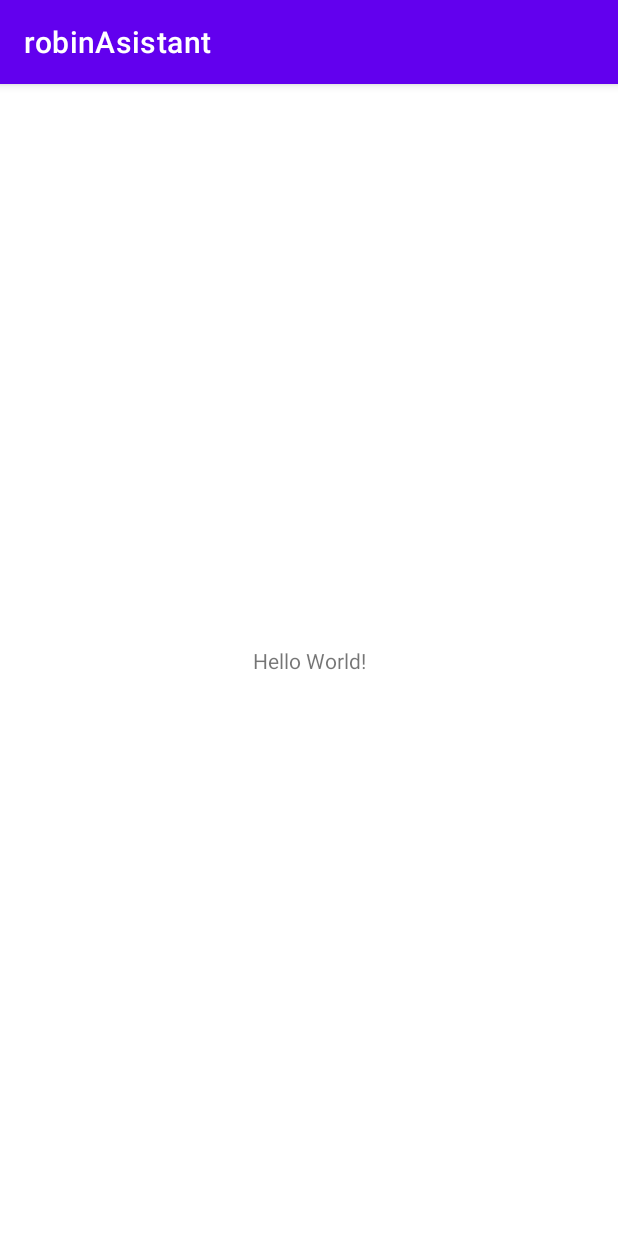
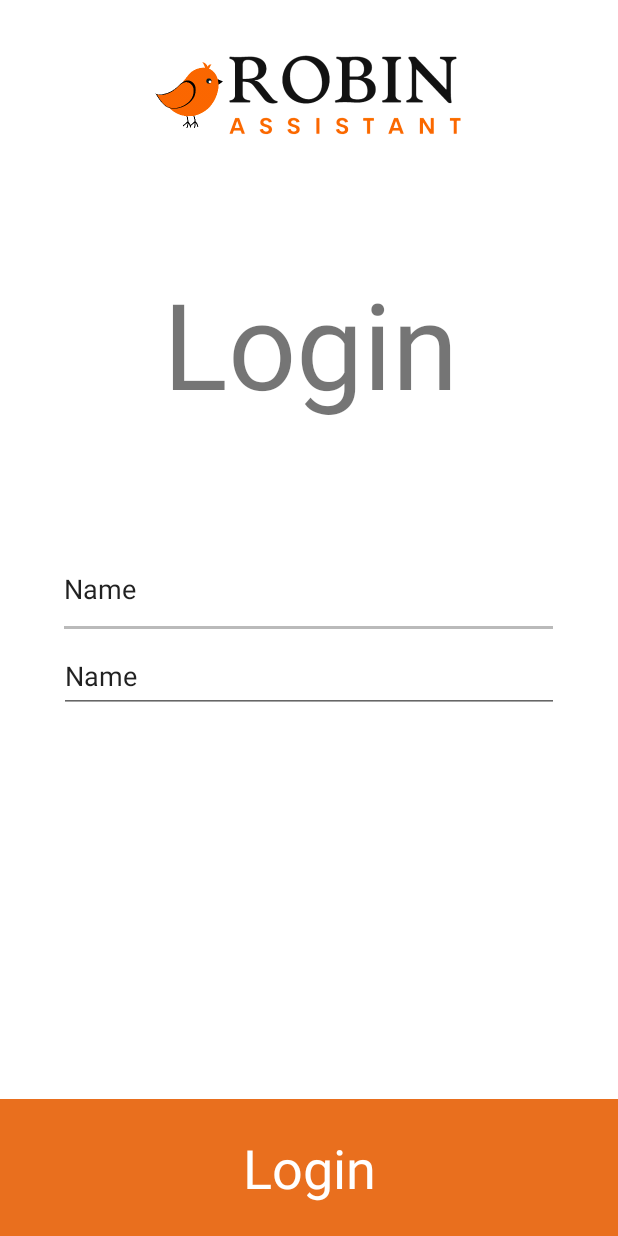
Before and after one commit to Team-A4-1/Robin-Patient-App, an Android app: the screen it shows after launch (MainActivity), on a phone screen of 412 x 824 dp. Run offline under Robolectric (Android 15) with nearby library versions, the phone set to English and light mode, and no system bars.

Commit message:
first screen

```diff
--- /dev/null
+++ b/app/src/main/res/drawable/account_box_black_18dp.xml
@@ -0,0 +1,9 @@
+<vector xmlns:android="http://schemas.android.com/apk/res/android"
+    android:width="100dp"
+    android:height="100dp"
+    android:viewportWidth="24"
+    android:viewportHeight="24">
+  <path
+      android:pathData="M3,5v14c0,1.1 0.89,2 2,2h14c1.1,0 2,-0.9 2,-2L21,5c0,-1.1 -0.9,-2 -2,-2L5,3c-1.11,0 -2,0.9 -2,2zM15,9c0,1.66 -1.34,3 -3,3s-3,-1.34 -3,-3 1.34,-3 3,-3 3,1.34 3,3zM6,17c0,-2 4,-3.1 6,-3.1s6,1.1 6,3.1v1L6,18v-1z"
+      android:fillColor="#000000"/>
+</vector>
--- /dev/null
+++ b/app/src/main/res/drawable/dashboard_black_18dp.xml
@@ -0,0 +1,9 @@
+<vector xmlns:android="http://schemas.android.com/apk/res/android"
+    android:width="100dp"
+    android:height="100dp"
+    android:viewportWidth="24"
+    android:viewportHeight="24">
+  <path
+      android:pathData="M3,13h8L11,3L3,3v10zM3,21h8v-6L3,15v6zM13,21h8L21,11h-8v10zM13,3v6h8L21,3h-8z"
+      android:fillColor="#000000"/>
+</vector>
--- /dev/null
+++ b/app/src/main/res/drawable/date_range_black_18dp.xml
@@ -0,0 +1,9 @@
+<vector xmlns:android="http://schemas.android.com/apk/res/android"
+    android:width="100dp"
+    android:height="100dp"
+    android:viewportWidth="24"
+    android:viewportHeight="24">
+  <path
+      android:pathData="M9,11L7,11v2h2v-2zM13,11h-2v2h2v-2zM17,11h-2v2h2v-2zM19,4h-1L18,2h-2v2L8,4L8,2L6,2v2L5,4c-1.11,0 -1.99,0.9 -1.99,2L3,20c0,1.1 0.89,2 2,2h14c1.1,0 2,-0.9 2,-2L21,6c0,-1.1 -0.9,-2 -2,-2zM19,20L5,20L5,9h14v11z"
+      android:fillColor="#000000"/>
+</vector>
--- a/app/src/main/res/layout/activity_main.xml
+++ b/app/src/main/res/layout/activity_main.xml
@@ -6,13 +6,87 @@
     android:layout_height="match_parent"
     tools:context=".MainActivity">
 
+    <ImageView
+        android:id="@+id/robinlogo"
+        android:layout_width="240dp"
+        android:layout_height="62dp"
+        android:layout_marginTop="32dp"
+        app:layout_constraintEnd_toEndOf="parent"
+        app:layout_constraintHorizontal_bias="0.497"
+        app:layout_constraintStart_toStartOf="parent"
+        app:layout_constraintTop_toTopOf="parent"
+        app:srcCompat="@drawable/robin_bird_nobg" />
+
     <TextView
+        android:id="@+id/Login"
         android:layout_width="wrap_content"
         android:layout_height="wrap_content"
-        android:text="Hello World!"
+        android:layout_marginTop="24dp"
+        android:fontFamily="sans-serif"
+        android:text="Login"
+        android:textSize="80sp"
+        app:layout_constraintBottom_toTopOf="@+id/constraintLayout"
+        app:layout_constraintEnd_toEndOf="parent"
+        app:layout_constraintHorizontal_bias="0.504"
+        app:layout_constraintStart_toStartOf="parent"
+        app:layout_constraintTop_toBottomOf="@+id/robinlogo"
+        app:layout_constraintVertical_bias="1.0" />
+
+    <androidx.constraintlayout.widget.ConstraintLayout
+        android:id="@+id/constraintLayout"
+        android:layout_width="wrap_content"
+        android:layout_height="wrap_content"
+        android:layout_marginTop="10dp"
+        android:layout_marginBottom="200dp"
+        app:layout_constraintBottom_toTopOf="@+id/Login2"
+        app:layout_constraintEnd_toEndOf="parent"
+        app:layout_constraintHorizontal_bias="0.493"
+        app:layout_constraintStart_toStartOf="parent"
+        app:layout_constraintTop_toBottomOf="@+id/Login">
+
+        <EditText
+            android:id="@+id/name"
+            android:layout_width="334dp"
+            android:layout_height="66dp"
+            android:ems="10"
+            android:inputType="textPersonName"
+            android:text="Name"
+            app:layout_constraintBottom_toBottomOf="parent"
+            app:layout_constraintEnd_toEndOf="parent"
+            app:layout_constraintHorizontal_bias="0.518"
+            app:layout_constraintStart_toStartOf="parent"
+            app:layout_constraintTop_toTopOf="parent"
+            app:layout_constraintVertical_bias="0.175" />
+
+        <EditText
+            android:id="@+id/password"
+            android:layout_width="333dp"
+            android:layout_height="49dp"
+            android:ems="10"
+            android:inputType="textPersonName"
+            android:text="Name"
+            app:layout_constraintBottom_toBottomOf="parent"
+            app:layout_constraintEnd_toEndOf="parent"
+            app:layout_constraintHorizontal_bias="0.505"
+            app:layout_constraintStart_toStartOf="parent"
+            app:layout_constraintTop_toBottomOf="@+id/name"
+            app:layout_constraintVertical_bias="0.0" />
+
+    </androidx.constraintlayout.widget.ConstraintLayout>
+
+    <TextView
+        android:id="@+id/Login2"
+        android:layout_width="0dp"
+        android:layout_height="91dp"
+        android:background="@color/Oranje"
+        android:gravity="center"
+        android:text="Login"
+        android:textAlignment="center"
+        android:textColor="@color/white"
+        android:textSize="36sp"
         app:layout_constraintBottom_toBottomOf="parent"
-        app:layout_constraintLeft_toLeftOf="parent"
-        app:layout_constraintRight_toRightOf="parent"
-        app:layout_constraintTop_toTopOf="parent" />
+        app:layout_constraintEnd_toEndOf="parent"
+        app:layout_constraintHorizontal_bias="1.0"
+        app:layout_constraintStart_toStartOf="parent" />
 
 </androidx.constraintlayout.widget.ConstraintLayout>
--- a/app/src/main/res/values-night/themes.xml
+++ b/app/src/main/res/values-night/themes.xml
@@ -1,13 +1,13 @@
 <resources xmlns:tools="http://schemas.android.com/tools">
     <!-- Base application theme. -->
-    <style name="Theme.RobinAsistant" parent="Theme.MaterialComponents.DayNight.DarkActionBar">
+    <style name="Theme.RobinAsistant" parent="Theme.MaterialComponents.DayNight.NoActionBar">
         <!-- Primary brand color. -->
-        <item name="colorPrimary">@color/purple_200</item>
-        <item name="colorPrimaryVariant">@color/purple_700</item>
-        <item name="colorOnPrimary">@color/black</item>
+        <item name="colorPrimary">@color/Oranje</item>
+        <item name="colorPrimaryVariant">@color/Oranje</item>
+        <item name="colorOnPrimary">@color/white</item>
         <!-- Secondary brand color. -->
-        <item name="colorSecondary">@color/teal_200</item>
-        <item name="colorSecondaryVariant">@color/teal_200</item>
+        <item name="colorSecondary">@color/Lichtgrijs</item>
+        <item name="colorSecondaryVariant">@color/Donkergrijs</item>
         <item name="colorOnSecondary">@color/black</item>
         <!-- Status bar color. -->
         <item name="android:statusBarColor" tools:targetApi="l">?attr/colorPrimaryVariant</item>
--- a/app/src/main/res/values/colors.xml
+++ b/app/src/main/res/values/colors.xml
@@ -1,10 +1,9 @@
 <?xml version="1.0" encoding="utf-8"?>
 <resources>
-    <color name="purple_200">#FFBB86FC</color>
-    <color name="purple_500">#FF6200EE</color>
-    <color name="purple_700">#FF3700B3</color>
-    <color name="teal_200">#FF03DAC5</color>
-    <color name="teal_700">#FF018786</color>
+    <color name="Lichtgrijs">#BABABA</color>
+    <color name="Donkergrijs">#7A7979</color>
+    <color name="Rood">#C31515</color>
+    <color name="Oranje">#E96F1E</color>
     <color name="black">#FF000000</color>
     <color name="white">#FFFFFFFF</color>
 </resources>
--- a/app/src/main/res/values/themes.xml
+++ b/app/src/main/res/values/themes.xml
@@ -1,13 +1,13 @@
 <resources xmlns:tools="http://schemas.android.com/tools">
     <!-- Base application theme. -->
-    <style name="Theme.RobinAsistant" parent="Theme.MaterialComponents.DayNight.DarkActionBar">
+    <style name="Theme.RobinAsistant" parent="Theme.MaterialComponents.DayNight.NoActionBar">
         <!-- Primary brand color. -->
-        <item name="colorPrimary">@color/purple_500</item>
-        <item name="colorPrimaryVariant">@color/purple_700</item>
+        <item name="colorPrimary">@color/Oranje</item>
+        <item name="colorPrimaryVariant">@color/Oranje</item>
         <item name="colorOnPrimary">@color/white</item>
         <!-- Secondary brand color. -->
-        <item name="colorSecondary">@color/teal_200</item>
-        <item name="colorSecondaryVariant">@color/teal_700</item>
+        <item name="colorSecondary">@color/Lichtgrijs</item>
+        <item name="colorSecondaryVariant">@color/Donkergrijs</item>
         <item name="colorOnSecondary">@color/black</item>
         <!-- Status bar color. -->
         <item name="android:statusBarColor" tools:targetApi="l">?attr/colorPrimaryVariant</item>
```
Also changed, not shown: app/src/main/res/drawable/mike_andrei_433.jpeg (added), app/src/main/res/drawable/robin_bird_nobg.png (added).
